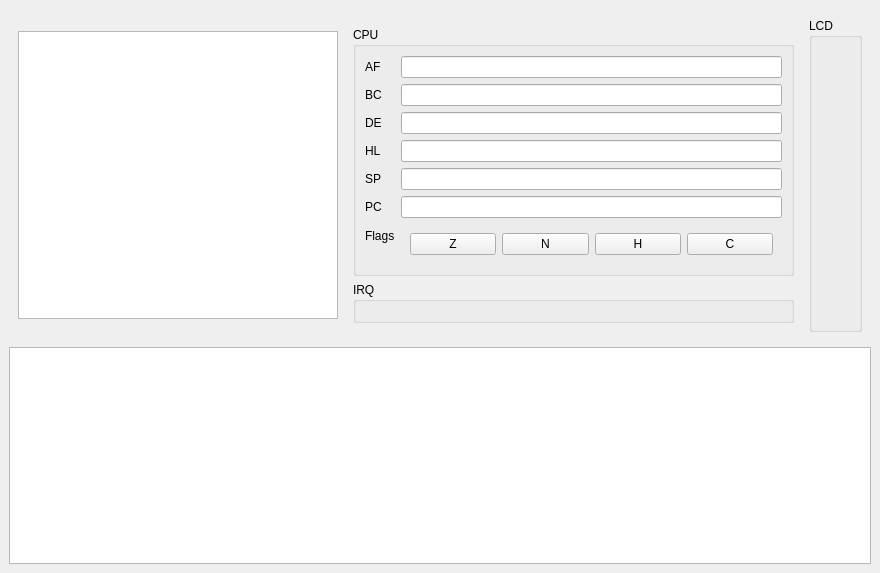
Old version of the form gui/MainWindow.ui in the repository dezgeg/yagb.
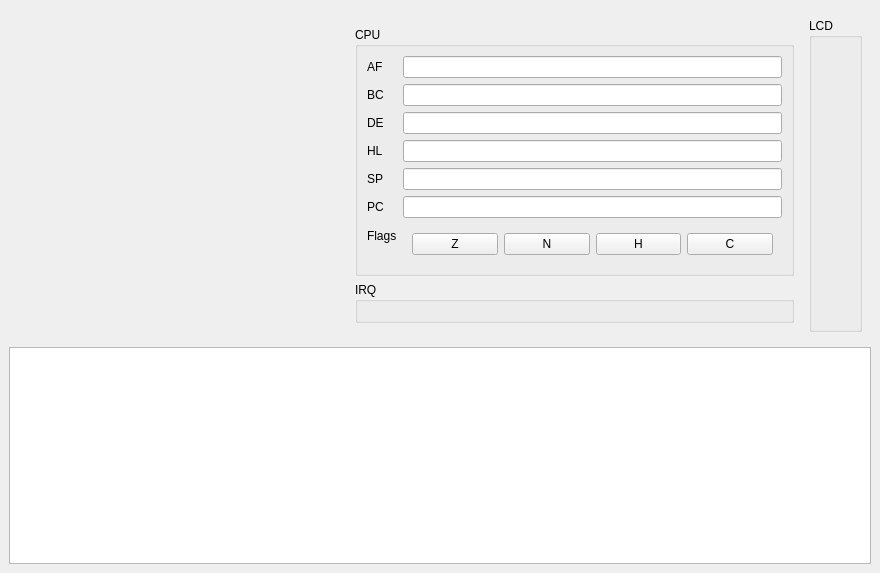
New version of the form. Custom widgets are drawn as their Qt base class.

The edit to the form file:
```diff
--- a/gui/MainWindow.ui
+++ b/gui/MainWindow.ui
@@ -19,7 +19,7 @@
      <widget class="QWidget" name="topPane" native="true">
       <layout class="QHBoxLayout" name="topPaneLayout">
        <item>
-        <widget class="QGraphicsView" name="lcdGraphicsView">
+        <widget class="LcdWidget" name="lcdWidget" native="true">
          <property name="sizePolicy">
           <sizepolicy hsizetype="Fixed" vsizetype="Fixed">
            <horstretch>0</horstretch>
@@ -28,22 +28,16 @@
          </property>
          <property name="minimumSize">
           <size>
-           <width>320</width>
-           <height>288</height>
+           <width>322</width>
+           <height>290</height>
           </size>
          </property>
          <property name="maximumSize">
           <size>
-           <width>320</width>
-           <height>288</height>
+           <width>322</width>
+           <height>290</height>
           </size>
          </property>
-         <property name="verticalScrollBarPolicy">
-          <enum>Qt::ScrollBarAlwaysOff</enum>
-         </property>
-         <property name="horizontalScrollBarPolicy">
-          <enum>Qt::ScrollBarAlwaysOff</enum>
-         </property>
         </widget>
        </item>
        <item>
@@ -197,6 +191,14 @@
    </layout>
   </widget>
  </widget>
+ <customwidgets>
+  <customwidget>
+   <class>LcdWidget</class>
+   <extends>QWidget</extends>
+   <header>gui/LcdWidget.hpp</header>
+   <container>1</container>
+  </customwidget>
+ </customwidgets>
  <resources/>
  <connections/>
 </ui>
```
